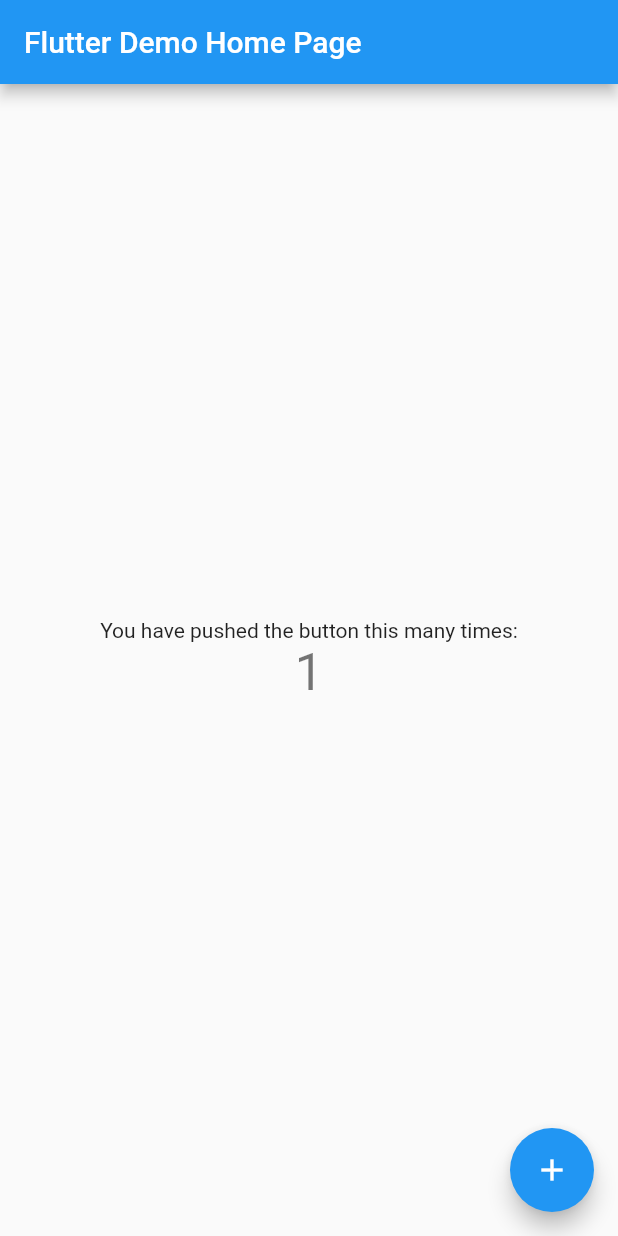
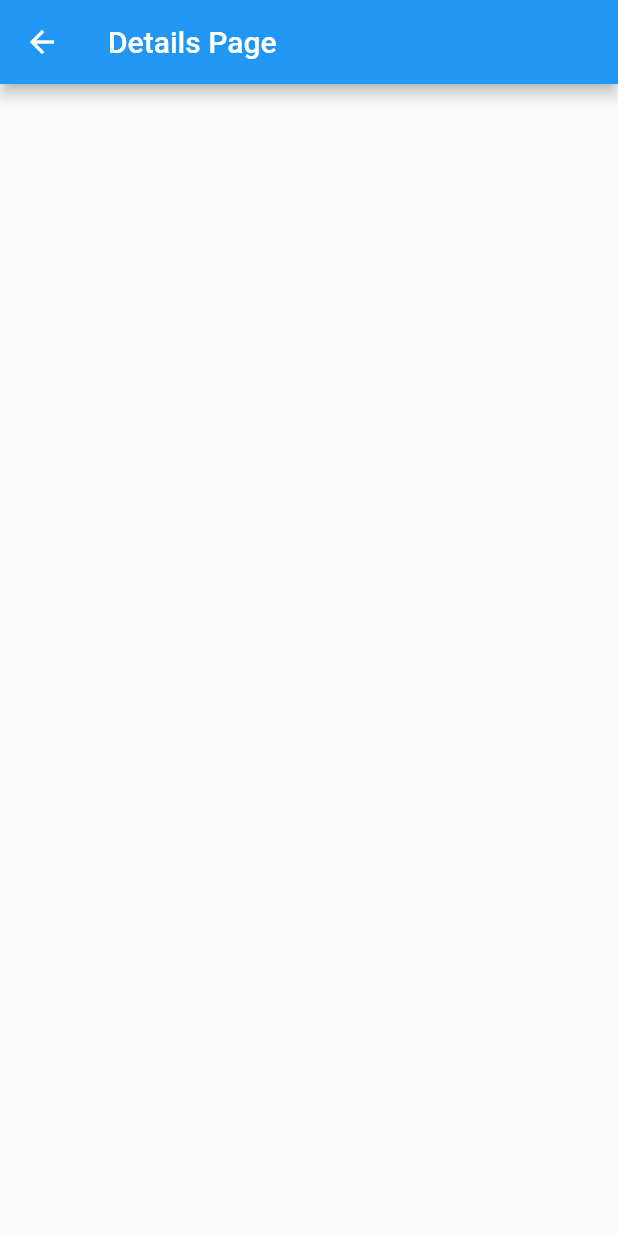
Before and after one commit to Colin-Shaw2/CleanUpMeatUpProto, a Flutter app: the screen it shows after launch, after a tap on the "add" icon, on a phone screen of 412 x 824 dp. Run offline on Flutter 3.47's test engine with Material 2 defaults, Android fonts, the phone set to English and light mode, and no system bars.

Commit message:
navigation and assets now work

```diff
--- a/clean_up_meet_p/lib/main.dart
+++ b/clean_up_meet_p/lib/main.dart
@@ -1,4 +1,7 @@
+import 'package:clean_up_meet_p/pages/joinedEvents.dart';
 import 'package:flutter/material.dart';
+
+import 'pages/detailsPage.dart';
 
 void main() => runApp(MyApp());
 
@@ -72,40 +75,23 @@ class _MyHomePageState extends State<MyHomePage> {
         title: Text(widget.title),
       ),
       body: Center(
-        // Center is a layout widget. It takes a single child and positions it
-        // in the middle of the parent.
         child: Column(
-          // Column is also a layout widget. It takes a list of children and
-          // arranges them vertically. By default, it sizes itself to fit its
-          // children horizontally, and tries to be as tall as its parent.
-          //
-          // Invoke "debug painting" (press "p" in the console, choose the
-          // "Toggle Debug Paint" action from the Flutter Inspector in Android
-          // Studio, or the "Toggle Debug Paint" command in Visual Studio Code)
-          // to see the wireframe for each widget.
-          //
-          // Column has various properties to control how it sizes itself and
-          // how it positions its children. Here we use mainAxisAlignment to
-          // center the children vertically; the main axis here is the vertical
-          // axis because Columns are vertical (the cross axis would be
-          // horizontal).
           mainAxisAlignment: MainAxisAlignment.center,
           children: <Widget>[
-            Text(
-              'You have pushed the button this many times:',
-            ),
-            Text(
-              '$_counter',
-              style: Theme.of(context).textTheme.display1,
-            ),
           ],
         ),
       ),
       floatingActionButton: FloatingActionButton(
-        onPressed: _incrementCounter,
+        onPressed: (){
+        Navigator.push(context, MaterialPageRoute(builder: (context) => DetailsPage()));
+      },
         tooltip: 'Increment',
         child: Icon(Icons.add),
       ), // This trailing comma makes auto-formatting nicer for build methods.
+      bottomNavigationBar: ListTile(title: Text("Joined Events"),
+      onTap: (){
+        Navigator.push(context, MaterialPageRoute(builder: (context) => JoinedEventPage()));
+      },),
     );
   }
 }
--- /dev/null
+++ b/clean_up_meet_p/lib/pages/detailsPage.dart
@@ -0,0 +1,25 @@
+import 'package:flutter/cupertino.dart';
+import 'package:flutter/material.dart';
+
+class DetailsPage extends StatelessWidget{
+  @override
+  Widget build(BuildContext context) {
+    // TODO: implement build
+    return Scaffold(
+      appBar: AppBar(
+        // Here we take the value from the MyHomePage object that was created by
+        // the App.build method, and use it to set our appbar title.
+        title: Text("Details Page"),
+      ),
+      body: Center(
+        child: Column(
+          mainAxisAlignment: MainAxisAlignment.center,
+          children: <Widget>[
+          ],
+        ),
+      ),
+
+    );
+  }
+
+}
--- a/clean_up_meet_p/pubspec.yaml
+++ b/clean_up_meet_p/pubspec.yaml
@@ -41,9 +41,8 @@ flutter:
   uses-material-design: true
 
   # To add assets to your application, add an assets section, like this:
-  # assets:
-  #  - images/a_dot_burr.jpeg
-  #  - images/a_dot_ham.jpeg
+  assets:
+    - lib/resources/
 
   # An image asset can refer to one or more resolution-specific "variants", see
   # https://flutter.dev/assets-and-images/#resolution-aware.
```
Also changed, not shown: clean_up_meet_p/lib/pages/joinedEvents.dart (added, +25 -0 lines), clean_up_meet_p/lib/resources/HandPlant.jpeg (added), clean_up_meet_p/lib/resources/icons8-back-arrow-64.png (added), clean_up_meet_p/lib/resources/icons8-check-all-480.png (added), clean_up_meet_p/lib/resources/icons8-plus-512.png (added), clean_up_meet_p/lib/resources/icons8-search-30.png (added), clean_up_meet_p/lib/resources/place1.jpeg (added), clean_up_meet_p/lib/resources/place2.jpeg (added), 1 other file.
